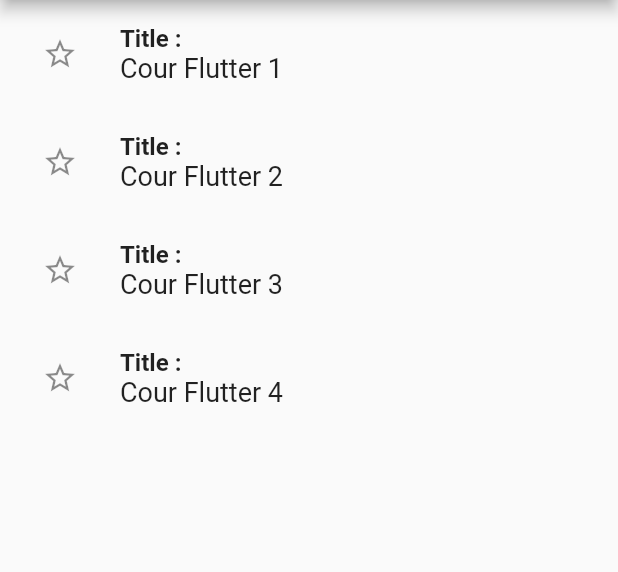
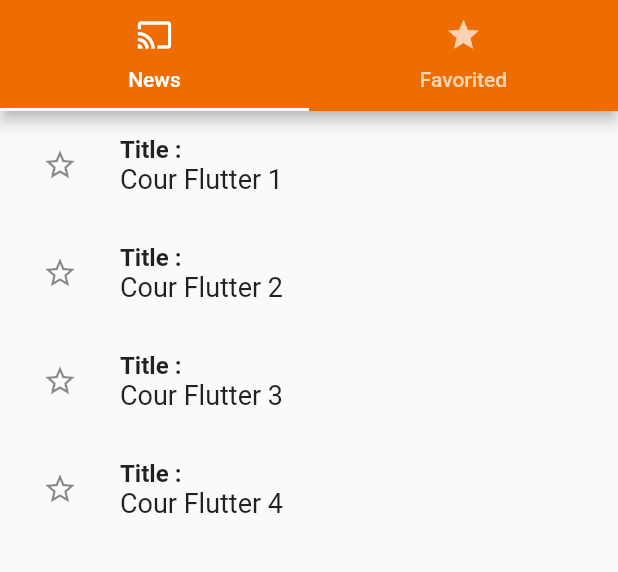
Before and after one commit to ayoub-bourzik/swot_exo1, a Flutter app: the screen it shows after launch, on a phone screen of 412 x 824 dp, the part 84-656 px from its top. Run offline on Flutter 3.47's test engine with Material 2 defaults, Android fonts, the phone set to English and light mode, and no system bars.

Commit message:
Added tabs and fixed favorited bug

```diff
--- a/lib/articles.dart
+++ b/lib/articles.dart
@@ -5,39 +5,50 @@ class Article {
   final String title;
   final String text;
   final int commentCount;
+  bool isFavorited;
 
   Article({
     @required this.id,
     @required this.title,
     this.text,
     this.commentCount,
+    this.isFavorited,
   });
 }
-
 
 final articles = [
   Article(
     id: 10,
     title: 'Cour Flutter 1',
-    text: 'On sait depuis longtemps que travailler avec du texte lisible et contenant du sens est source de distractions, et empêche de se concentrer sur la mise en page elle-même. avantage du Lorem Ipsum sur un texte générique',
-    commentCount: 17
+    text:
+        'On sait depuis longtemps que travailler avec du texte lisible et contenant du sens est source de distractions, et empêche de se concentrer sur la mise en page elle-même. avantage du Lorem Ipsum sur un texte générique',
+    commentCount: 17,
+    isFavorited: false,
   ),
   Article(
     id: 20,
     title: 'Cour Flutter 2',
-    text: 'On sait depuis longtemps que travailler avec du texte lisible et contenant du sens est source de distractions, et empêche de se concentrer sur la mise en page elle-même. avantage du Lorem Ipsum sur un texte générique',
-    commentCount: 79
+    text:
+        'On sait depuis longtemps que travailler avec du texte lisible et contenant du sens est source de distractions, et empêche de se concentrer sur la mise en page elle-même. avantage du Lorem Ipsum sur un texte générique',
+    commentCount: 79,
+    isFavorited: false,
   ),
   Article(
     id: 30,
     title: 'Cour Flutter 3',
-    text: 'On sait depuis longtemps que travailler avec du texte lisible et contenant du sens est source de distractions, et empêche de se concentrer sur la mise en page elle-même. avantage du Lorem Ipsum sur un texte générique',
-    commentCount: 43
+    text:
+        'On sait depuis longtemps que travailler avec du texte lisible et contenant du sens est source de distractions, et empêche de se concentrer sur la mise en page elle-même. avantage du Lorem Ipsum sur un texte générique',
+    commentCount: 43,
+    isFavorited: false,
   ),
   Article(
     id: 40,
     title: 'Cour Flutter 4',
-    text: 'On sait depuis longtemps que travailler avec du texte lisible et contenant du sens est source de distractions, et empêche de se concentrer sur la mise en page elle-même. avantage du Lorem Ipsum sur un texte générique',
-    commentCount: 77
+    text:
+        'On sait depuis longtemps que travailler avec du texte lisible et contenant du sens est source de distractions, et empêche de se concentrer sur la mise en page elle-même. avantage du Lorem Ipsum sur un texte générique',
+    commentCount: 77,
+    isFavorited: false,
   ),
 ];
+
+final favoritedArticles = [];
--- a/lib/main.dart
+++ b/lib/main.dart
@@ -11,6 +11,10 @@ class MyApp extends StatelessWidget {
     return MaterialApp(
       debugShowCheckedModeBanner: false,
       home: HomePage(),
+      theme: ThemeData(
+      primaryColor: Colors.orange.shade800,
+      accentColor: Colors.white,
+    ),
     );
   }
 }
@@ -24,17 +28,36 @@ class HomePage extends StatefulWidget {
 class _HomePageState extends State<HomePage> {
   @override
   Widget build(BuildContext context) {
-    return Scaffold(
-      appBar: AppBar(
-        title: Center(
-          child: Text(
-            'Mes Articles',
-            style: TextStyle(fontSize: 30.0, fontWeight: FontWeight.bold),
+    return DefaultTabController(
+      length: 2,
+      child: Scaffold(
+        appBar: AppBar(
+          title: Center(
+            child: Text(
+              'Mes Articles',
+              style: TextStyle(fontSize: 30.0, fontWeight: FontWeight.bold),
+            ),
+          ),
+          bottom: TabBar(
+            tabs: <Widget>[
+              Tab(
+                icon: Icon(Icons.cast),
+                child: Text("News"),
+              ),
+              Tab(
+                icon: Icon(Icons.star),
+                child: Text("Favorited"),
+              ),
+            ],
           ),
         ),
-        backgroundColor: Colors.orange.shade800,
+        body: TabBarView(
+          children: [
+            MyArticles(),
+            MyFavoritedArticles(),
+          ],
+        ),
       ),
-      body: MyArticles(),
     );
   }
 }
@@ -47,7 +70,6 @@ class MyArticles extends StatefulWidget {
 
 class _MyArticlesState extends State<MyArticles> {
   final _articles = articles;
-  bool isFavorited = false;
 
   @override
   Widget build(BuildContext context) {
@@ -75,10 +97,13 @@ class _MyArticlesState extends State<MyArticles> {
           ],
         ),
         leading: IconButton(
-          icon: isFavorited ? Icon(Icons.star) : Icon(Icons.star_border),
+          icon: _articles[index].isFavorited
+              ? Icon(Icons.star)
+              : Icon(Icons.star_border),
           onPressed: () {
             setState(() {
-             isFavorited = !isFavorited;
+              _articles[index].isFavorited = !_articles[index].isFavorited;
+              favoritedArticles.add(_articles[index]);
             });
           },
         ),
@@ -86,3 +111,46 @@ class _MyArticlesState extends State<MyArticles> {
     );
   }
 }
+
+class MyFavoritedArticles extends StatefulWidget {
+  @override
+  _MyFavoritedArticlesState createState() => _MyFavoritedArticlesState();
+}
+
+class _MyFavoritedArticlesState extends State<MyFavoritedArticles> {
+  final _favoritedArticles = favoritedArticles;
+
+  @override
+  Widget build(BuildContext context) {
+    if (_favoritedArticles.length > 0)
+      return ListView.builder(
+        itemCount: _favoritedArticles.length,
+        itemBuilder: _buildItem,
+      );
+    else
+      return Center(
+        child: Text('There is no favorited article yet !'),
+      );
+  }
+
+  Widget _buildItem(context, index) {
+    return Padding(
+      padding: const EdgeInsets.only(bottom: 8.0, top: 8.0),
+      child: ListTile(
+        title: Column(
+          crossAxisAlignment: CrossAxisAlignment.start,
+          children: <Widget>[
+            Text(
+              'Title : ',
+              style: TextStyle(fontWeight: FontWeight.bold),
+            ),
+            Text(
+              _favoritedArticles[index].title,
+              style: TextStyle(fontSize: 18.0),
+            ),
+          ],
+        ),
+      ),
+    );
+  }
+}
```
